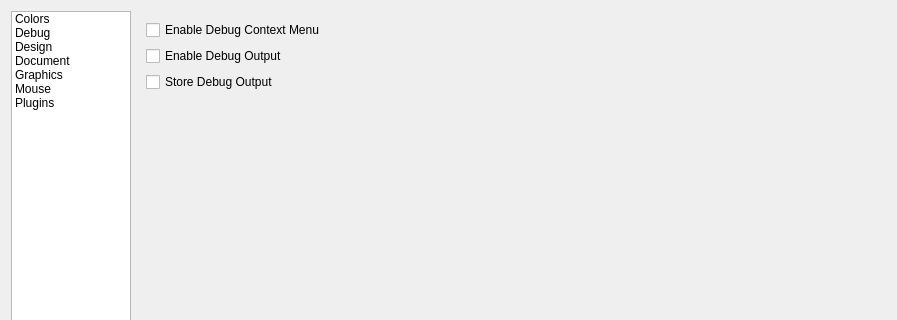
KDE/codevis, file lvtqtw/ct_lvtqtw_configurationdialog.ui: the form before one commit; both pictures show x 0 to 897 and y 0 to 320 of the 897 by 714 pixel window.
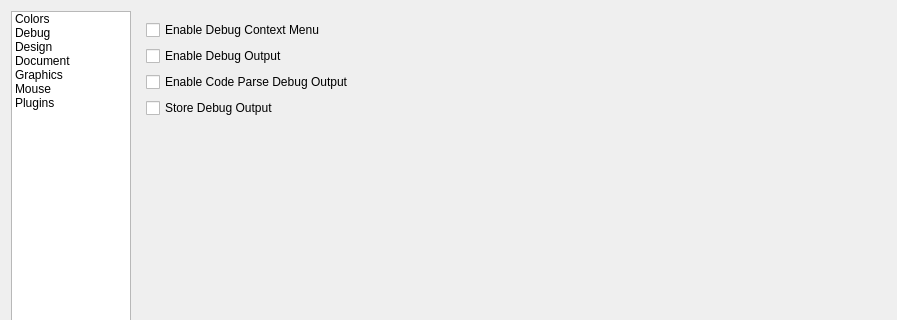
The form after the commit. The open tabs and pages were chosen to show the change. Custom widgets are drawn as their Qt base class.

Commit message: Add new setting for controlling parse debug output

What changed in the file:
```diff
--- a/lvtqtw/ct_lvtqtw_configurationdialog.ui
+++ b/lvtqtw/ct_lvtqtw_configurationdialog.ui
@@ -572,6 +572,13 @@
            </property>
           </widget>
          </item>
+         <item>
+          <widget class="QCheckBox" name="enableCodeParseDebugOutput">
+           <property name="text">
+            <string>Enable Code Parse Debug Output</string>
+           </property>
+          </widget>
+         </item>
          <item>
           <widget class="QCheckBox" name="storeDebugOutput">
            <property name="text">
```
The commit also changes 3 other files.
